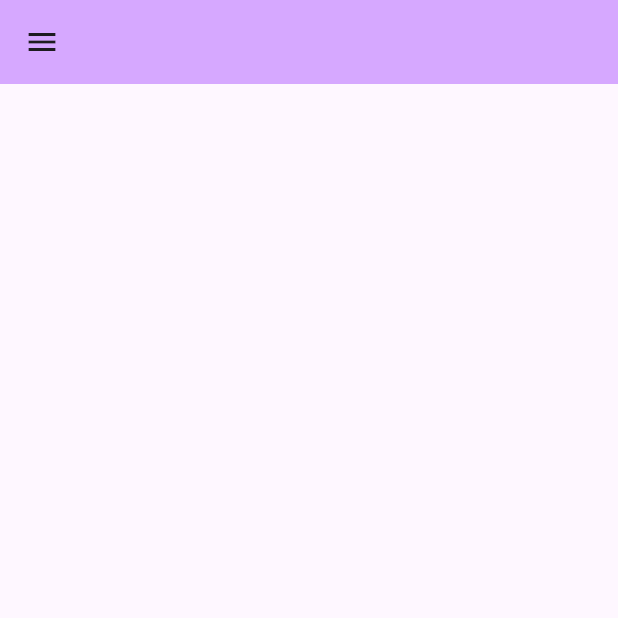
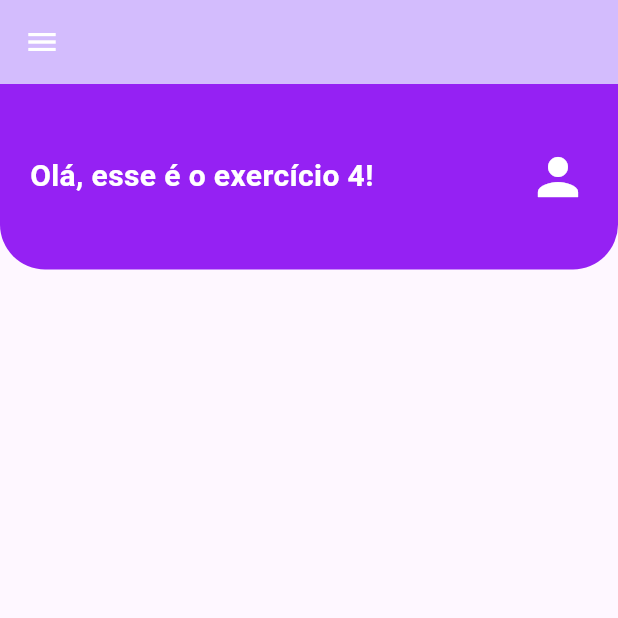
Before and after one commit to MariaLuizaGuerra/flutter, a Flutter app: the screen it shows after launch, on a phone screen of 412 x 824 dp, the top half of it. Run offline on Flutter 3.47's test engine with Material 3 defaults, Android fonts, the phone set to English and light mode, and no system bars.

Commit message:
1304 part 1
feitor exercicio4

```diff
--- a/exercicios_aula5/lib/exercicio4.dart
+++ b/exercicios_aula5/lib/exercicio4.dart
@@ -6,12 +6,49 @@ class Exercicio4 extends StatelessWidget {
   @override
   Widget build(BuildContext context) {
     return Scaffold(
+      // 1. appBar
       appBar: AppBar(
-        backgroundColor:  Color.fromARGB(103, 156, 51, 255), // Tom de verde escuro
-        leading: IconButton(
-          icon: const Icon(Icons.menu),
-          onPressed: () {},
-        ),
+        backgroundColor: Theme.of(context).colorScheme.inversePrimary,
+        leading: const Icon(Icons.menu, color: Colors.white),
+        elevation: 0,
+      ),
+
+      // 2. body
+      body: Column(
+        children: [
+          Container(
+            // Define 15% da altura total da tela
+            height: MediaQuery.of(context).size.height * 0.15,
+            width: double.infinity,
+            decoration: const BoxDecoration(
+              color: Color.fromARGB(255, 149, 33, 243),
+              borderRadius: BorderRadius.only(
+                bottomLeft: Radius.circular(30),
+                bottomRight: Radius.circular(30),
+              ),
+            ),
+            padding: const EdgeInsets.symmetric(horizontal: 20),
+            child: Row(
+              mainAxisAlignment: MainAxisAlignment.spaceBetween,
+              children: const [
+                Text(
+                  'Olá, esse é o exercício 4!',
+                  style: TextStyle(
+                    color: Colors.white,
+                    fontSize: 20,
+                    fontWeight: FontWeight.bold,
+                  ),
+                ),
+                Icon(
+                  Icons.person,
+                  color: Colors.white,
+                  size: 40,
+                ),
+              ],
+            ),
+          ),
+          // O restante do body fica aqui
+        ],
       ),
     );
 
```
Also changed, not shown: Exercicios_Aula04_Final/exemplo/pubspec.lock, exercicios_aula5/pubspec.lock.
